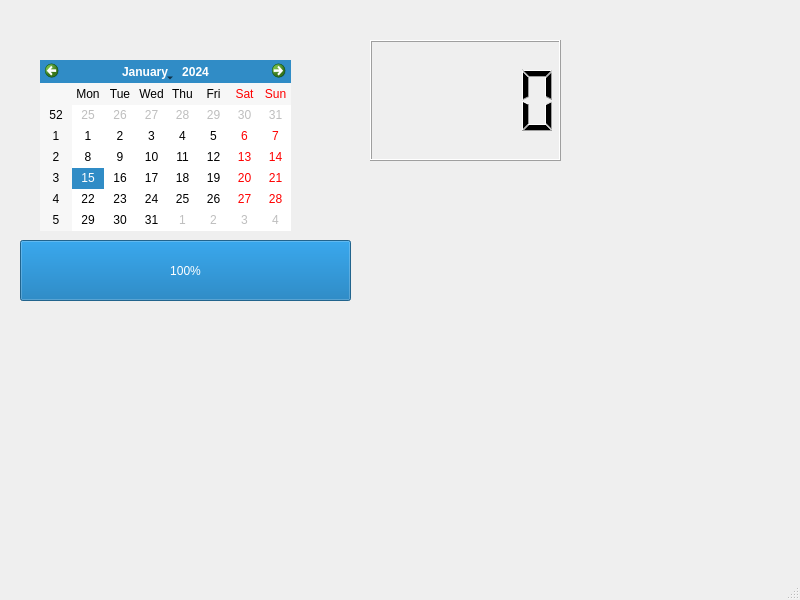
Qt form mainwindow.ui (amakuem/HXPPY-Progress-Bar) before a commit.
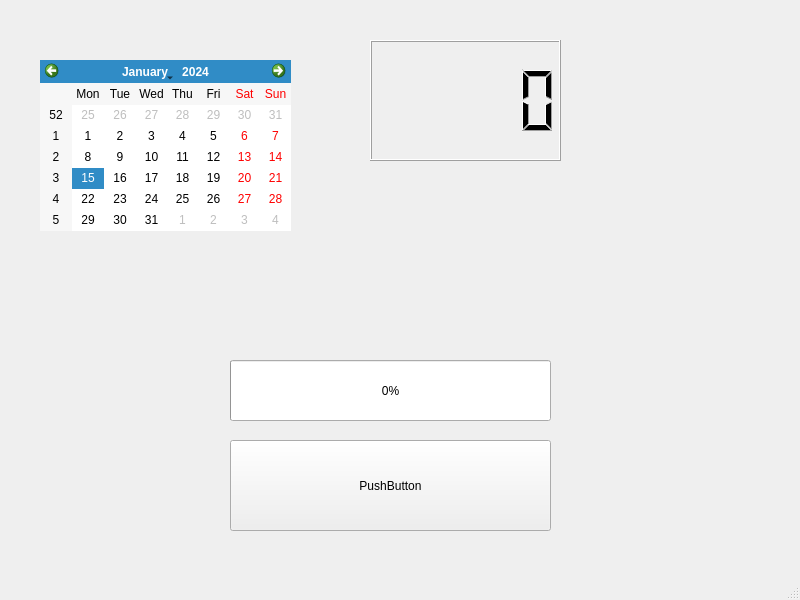
The same form after that commit.

```diff
--- a/mainwindow.ui
+++ b/mainwindow.ui
@@ -37,14 +37,43 @@
    <widget class="QProgressBar" name="progressBar">
     <property name="geometry">
      <rect>
-      <x>20</x>
-      <y>240</y>
-      <width>331</width>
+      <x>230</x>
+      <y>360</y>
+      <width>321</width>
       <height>61</height>
      </rect>
     </property>
     <property name="value">
-     <number>100</number>
+     <number>0</number>
+    </property>
+    <property name="alignment">
+     <set>Qt::AlignCenter</set>
+    </property>
+   </widget>
+   <widget class="QPushButton" name="pushButton">
+    <property name="geometry">
+     <rect>
+      <x>230</x>
+      <y>440</y>
+      <width>321</width>
+      <height>91</height>
+     </rect>
+    </property>
+    <property name="text">
+     <string>PushButton</string>
+    </property>
+   </widget>
+   <widget class="QLabel" name="label">
+    <property name="geometry">
+     <rect>
+      <x>230</x>
+      <y>270</y>
+      <width>321</width>
+      <height>81</height>
+     </rect>
+    </property>
+    <property name="text">
+     <string/>
     </property>
    </widget>
   </widget>
```
